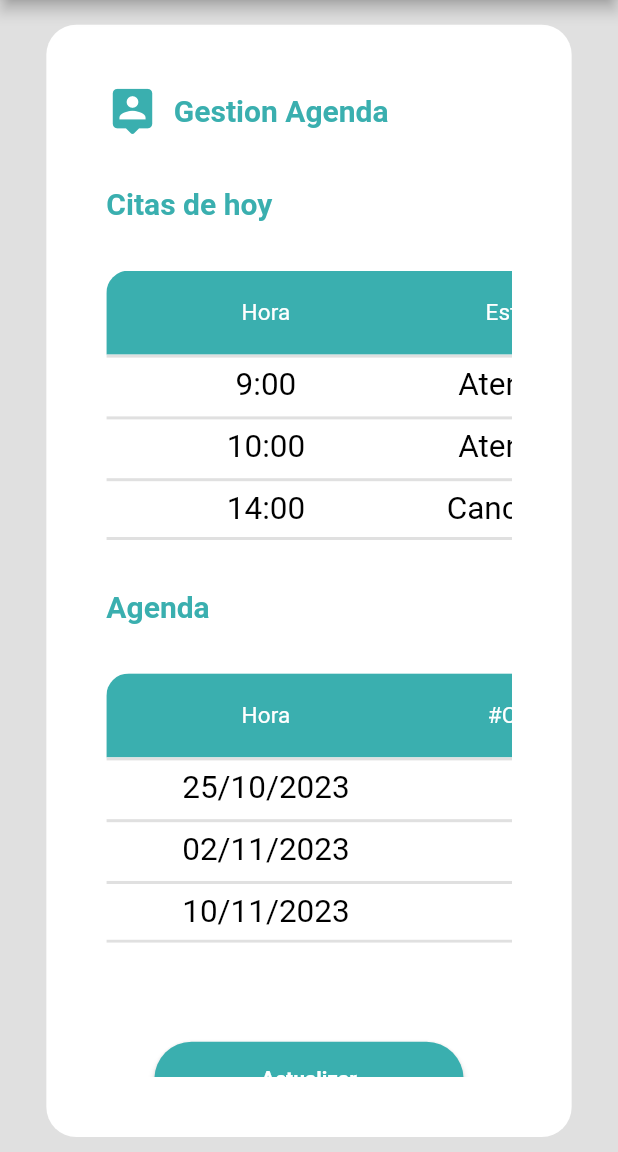
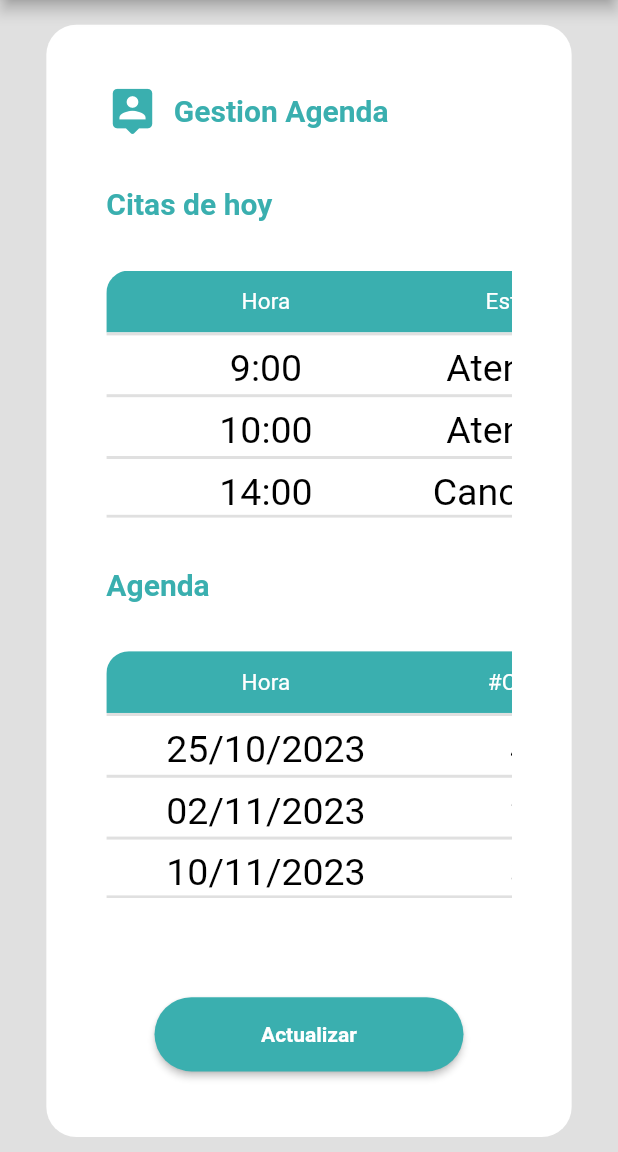
Before and after one commit to nikolasiba/clinica_front, a Flutter app: the _ManageAgendaBody widget shown alone on an empty page, opened directly, after a tap on "Actualizar", on a phone screen of 412 x 824 dp, the part 84-1236 px from its top. Run offline on Flutter 3.47's test engine with Material 2 defaults, Android fonts, the phone set to English and light mode, and no system bars; drawn by our look-alikes of auto_size_text; our stand-ins replace animate_do, either_dart, get_it, hexcolor, shared_preferences; accounts and stored records are empty; Roboto replaces fonts that are missing (OpenSans).

Commit message:
feat: cero warnings

```diff
--- a/lib/_clinica/doctor/manage_agenda/presentation/controllers/manage_agenda_ctr.dart
+++ b/lib/_clinica/doctor/manage_agenda/presentation/controllers/manage_agenda_ctr.dart
@@ -1,3 +1,9 @@
+import 'dart:developer';
+
 import 'package:flutter/material.dart';
 
-class ManageAgendaController extends ChangeNotifier {}
+class ManageAgendaController extends ChangeNotifier {
+  printA() {
+    log('printA');
+  }
+}
--- a/lib/_clinica/doctor/manage_agenda/presentation/view/manage_agenda_pg.dart
+++ b/lib/_clinica/doctor/manage_agenda/presentation/view/manage_agenda_pg.dart
@@ -5,13 +5,11 @@ import 'package:clinica/shared/widgets/custom_button.dart';
 import 'package:clinica/shared/widgets/custom_page.dart';
 import 'package:clinica/shared/widgets/custom_table.dart';
 import 'package:clinica/shared/widgets/separator.dart';
-import 'package:flutter/cupertino.dart';
 import 'package:flutter/material.dart';
 import 'package:provider/provider.dart';
 
 class ManageAgendaPage extends StatelessWidget {
-  ManageAgendaPage({super.key});
-  ManageAgendaController? startDayController;
+  const ManageAgendaPage({super.key});
 
   @override
   Widget build(BuildContext context) {
@@ -23,6 +21,8 @@ class ManageAgendaPage extends StatelessWidget {
 class _ManageAgendaBody extends StatelessWidget {
   @override
   Widget build(BuildContext context) {
+    final controller = Provider.of<ManageAgendaController>(context);
+
     return CustomPage(
       body: SingleChildScrollView(
         child: Column(crossAxisAlignment: CrossAxisAlignment.start, children: [
@@ -82,7 +82,9 @@ class _ManageAgendaBody extends StatelessWidget {
           Align(
             alignment: Alignment.bottomCenter,
             child: CustomButton(
-              onPressed: () {},
+              onPressed: () {
+                controller.printA();
+              },
               text: 'Actualizar',
               width: Responsive.of(context).width * .5,
               backgroundColor: ConstColors.primaryColor,
--- a/lib/_clinica/doctor/start_day/presentation/view/start_day_pg.dart
+++ b/lib/_clinica/doctor/start_day/presentation/view/start_day_pg.dart
@@ -15,25 +15,25 @@ class StartDayPage extends StatelessWidget {
 }
 
 class _StartDayBody extends StatelessWidget {
-  const _StartDayBody({super.key});
+  const _StartDayBody();
 
   @override
   Widget build(BuildContext context) {
-    return CustomPage(
+    return const CustomPage(
       body: CustomDialog(
         //Advertencia
         title: Text('No se que titulo ponerle a este dialogo',
-            style: const TextStyle(
+            style: TextStyle(
               color: Colors.grey,
               fontSize: 20,
               fontWeight: FontWeight.bold,
             )),
         content: Padding(
-          padding: const EdgeInsets.all(10),
+          padding: EdgeInsets.all(10),
           child: Center(
               child: Text(
             'aa',
-            style: const TextStyle(
+            style: TextStyle(
               color: Colors.grey,
               fontSize: 15,
             ),
--- a/lib/_clinica/router/route_generator.dart
+++ b/lib/_clinica/router/route_generator.dart
@@ -37,7 +37,7 @@ class RouteGenerator {
         return _fadeRoute(const RegisterPage(), '/register');
 
       case '/manage_agenda':
-        return _fadeRoute(ManageAgendaPage(), '/manage_agenda');
+        return _fadeRoute(const ManageAgendaPage(), '/manage_agenda');
 
       case '/start_day':
         return _fadeRoute(const StartDayPage(), '/start_day');
--- a/lib/shared/widgets/custom_page.dart
+++ b/lib/shared/widgets/custom_page.dart
@@ -1,5 +1,3 @@
-import 'package:clinica/_clinica/services/navigation_service.dart';
-import 'package:clinica/locator.dart';
 import 'package:clinica/shared/colors/colors.dart';
 import 'package:clinica/shared/util/responsive.dart';
 import 'package:clinica/shared/widgets/custom_app_menu.dart';
@@ -7,22 +5,22 @@ import 'package:clinica/shared/widgets/separator.dart';
 import 'package:flutter/material.dart';
 
 class CustomPage extends StatelessWidget {
-  CustomPage({
-    Key? key,
+  const CustomPage({
+    super.key,
     required this.body,
     this.verticalPadding = 10.0,
     this.horizontalPadding = 20.0,
     this.appBarMenu = true,
     this.innerContainer = false,
     this.backgroundColor,
-  }) : super(key: key);
+  });
 
   final Widget body;
-  double verticalPadding;
-  double horizontalPadding;
-  bool appBarMenu;
-  bool innerContainer;
-  Color? backgroundColor;
+  final double verticalPadding;
+  final double horizontalPadding;
+  final bool appBarMenu;
+  final bool innerContainer;
+  final Color? backgroundColor;
 
   @override
   Widget build(BuildContext context) {
--- a/lib/shared/widgets/custom_table.dart
+++ b/lib/shared/widgets/custom_table.dart
@@ -4,17 +4,17 @@ import 'package:clinica/shared/util/responsive.dart';
 import 'package:flutter/material.dart';
 
 class TableCustomWg extends StatelessWidget {
-  List<DataColumn>? listColumns;
-  List<DataRow>? listRow;
-  List<String>? listDataColumns;
-  double? widgthRow;
-  List<List<String>>? listDataRow;
-  Color? colorTextColumn;
-  Color? colorTextRow;
-  bool colorPrimary;
+  final List<DataColumn>? listColumns;
+  final List<DataRow>? listRow;
+  final List<String>? listDataColumns;
+  final double? widgthRow;
+  final List<List<String>>? listDataRow;
+  final Color? colorTextColumn;
+  final Color? colorTextRow;
+  final bool colorPrimary;
 
-  TableCustomWg(
-      {Key? key,
+  const TableCustomWg(
+      {super.key,
       this.listColumns,
       this.listRow,
       this.listDataColumns,
@@ -22,8 +22,7 @@ class TableCustomWg extends StatelessWidget {
       this.colorTextColumn,
       this.widgthRow,
       this.colorPrimary = false,
-      this.colorTextRow})
-      : super(key: key);
+      this.colorTextRow});
 
   @override
   Widget build(BuildContext context) {
@@ -31,7 +30,8 @@ class TableCustomWg extends StatelessWidget {
         borderRadius: const BorderRadius.only(
             topLeft: Radius.circular(15), topRight: Radius.circular(15)),
         child: DataTable(
-            dataRowHeight: Responsive.of(context).height * 0.05,
+            dataRowMaxHeight: Responsive.of(context).height * 0.05,
+            headingRowHeight: Responsive.of(context).height * 0.05,
             columnSpacing: 5,
             headingRowColor: MaterialStateColor.resolveWith(
               (states) => colorPrimary
```
Also changed, not shown: pubspec.lock.
